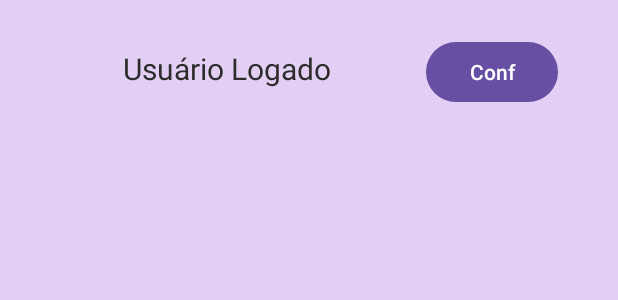
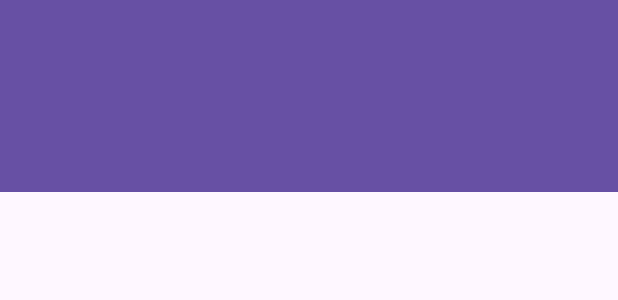
Before and after one commit to MicaelaDinizP/AgendaMed, an Android app: the layout activity_usuario.xml on its own in the app's theme, with its tools: preview values and no code run, on a phone screen of 412 x 824 dp. Shown: the top 300 px of the screen. Run offline under Robolectric (Android 15) with nearby library versions, the phone set to English and light mode, and no system bars.

Commit message:
feat: adiciona as toolbars ao layout e inflando

```diff
--- a/app/src/main/res/layout/activity_usuario.xml
+++ b/app/src/main/res/layout/activity_usuario.xml
@@ -1,48 +1,24 @@
 <?xml version="1.0" encoding="utf-8"?>
-<androidx.drawerlayout.widget.DrawerLayout
-    xmlns:android="http://schemas.android.com/apk/res/android"
+<LinearLayout xmlns:android="http://schemas.android.com/apk/res/android"
     xmlns:app="http://schemas.android.com/apk/res-auto"
-    xmlns:tools="http://schemas.android.com/tools"
-    android:id="@+id/drawer_layout"
     android:layout_width="match_parent"
     android:layout_height="match_parent"
-    android:background="@color/backgroundBasePurple">
+    android:orientation="vertical">
 
-    <androidx.constraintlayout.widget.ConstraintLayout
+    <androidx.appcompat.widget.Toolbar
+        android:id="@+id/toolbar_top"
+        app:popupTheme="@style/ThemeOverlay.AppCompat.Light"
         android:layout_width="match_parent"
-        android:layout_height="match_parent">
+        android:layout_height="wrap_content"
+        android:background="?attr/colorPrimary"
+        android:theme="@style/ThemeOverlay.AppCompat.Dark.ActionBar"/>
 
-        <TextView
-            android:id="@+id/textViewNomeUsuarioLogado"
-            android:layout_width="150dp"
-            android:layout_height="0dp"
-            android:layout_marginTop="32dp"
-            android:layout_marginEnd="52dp"
-            android:text="Usuário Logado"
-            android:textColor="@color/fontBaseBlack"
-            android:textSize="20sp"
-            app:layout_constraintEnd_toStartOf="@+id/button"
-            app:layout_constraintHorizontal_bias="1.0"
-            app:layout_constraintStart_toStartOf="parent"
-            app:layout_constraintTop_toTopOf="parent" />
+    <androidx.appcompat.widget.Toolbar
+        android:id="@+id/toolbar_bottom"
+        android:layout_width="match_parent"
+        android:layout_height="wrap_content"
+        android:background="?attr/colorPrimaryDark"
+        android:theme="@style/ThemeOverlay.AppCompat.Dark.ActionBar"
+        app:popupTheme="@style/ThemeOverlay.AppCompat.Light" />
 
-        <Button
-            android:id="@+id/button"
-            android:layout_width="wrap_content"
-            android:layout_height="wrap_content"
-            android:layout_marginTop="24dp"
-            android:layout_marginEnd="40dp"
-            android:text="Conf"
-            app:layout_constraintEnd_toEndOf="parent"
-            app:layout_constraintTop_toTopOf="parent" />
-
-    </androidx.constraintlayout.widget.ConstraintLayout>
-
-<!--    <com.google.android.material.navigation.NavigationView-->
-<!--        android:id="@+id/nav_view"-->
-<!--        android:layout_width="wrap_content"-->
-<!--        android:layout_height="match_parent"-->
-<!--        android:layout_gravity="start"-->
-<!--        app:menu="@menu/menu_navigation" />-->
-
-</androidx.drawerlayout.widget.DrawerLayout>
+</LinearLayout>
```
Also changed, not shown: app/src/main/java/devandroid/micaela/tcc_agendamed/view/UsuarioActivity.java (+95 -20 lines).
